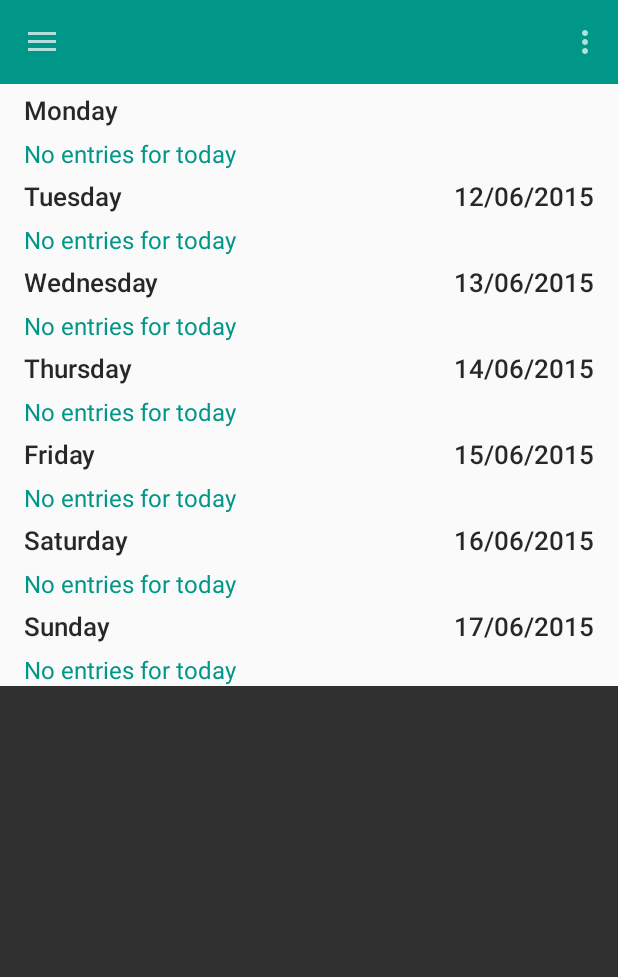
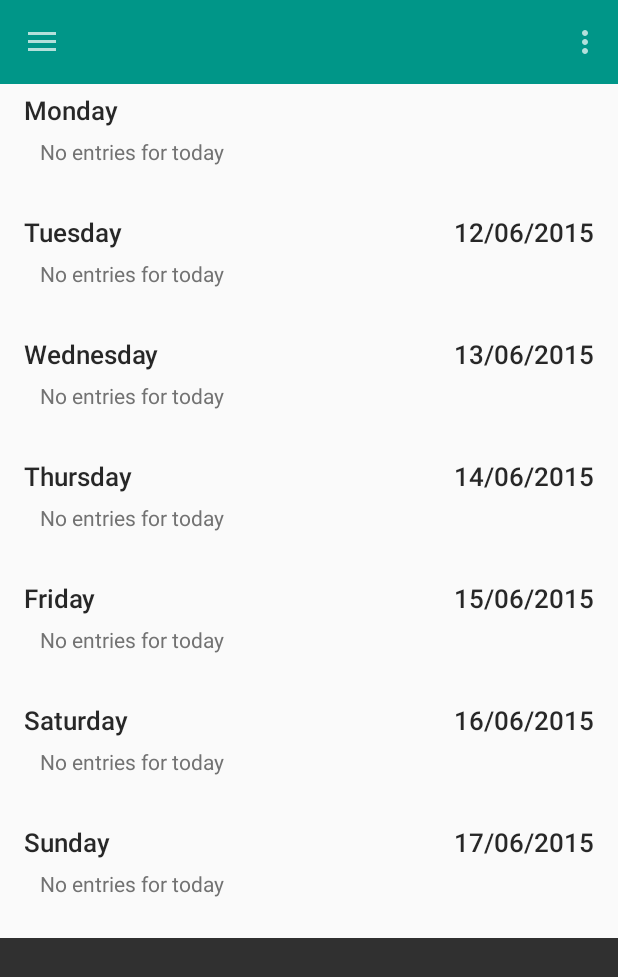
Before and after one commit to farsidesoul/TimesheetMe, an Android app: the fragment WeeklyEntryViewPagerFragment placed in its activity, on a phone screen of 412 x 824 dp. Shown: the top 977 px of the screen. Run offline under Robolectric (Android 15) with nearby library versions, the phone set to English and light mode, and no system bars; libraries missing offline, so code that uses them is left out: com.daimajia.swipe, com.github.clans.fab; 10 statements that could not run were skipped.

Commit message:
Added: Extra height under each day view to space it out better

```diff
--- a/app/src/main/java/au/com/bfbapps/timesheetme/adapters/WeeklyEntryRecyclerViewAdapter.java
+++ b/app/src/main/java/au/com/bfbapps/timesheetme/adapters/WeeklyEntryRecyclerViewAdapter.java
@@ -6,6 +6,7 @@ import android.support.v7.widget.RecyclerView;
 import android.util.AttributeSet;
 import android.util.Log;
 import android.util.TypedValue;
+import android.view.Gravity;
 import android.view.LayoutInflater;
 import android.view.View;
 import android.view.ViewGroup;
@@ -57,14 +58,11 @@ public class WeeklyEntryRecyclerViewAdapter extends RecyclerView.Adapter<WeeklyE
 		// This works for setting the job layout.
 		// Inside this we need to create each view dynamically
 		// We can then put the views into the layout in the order required.
-		RelativeLayout.LayoutParams jobTaskHourparams = new RelativeLayout.LayoutParams(ViewGroup.LayoutParams.WRAP_CONTENT, ViewGroup.LayoutParams.WRAP_CONTENT);
-		jobTaskHourparams.addRule(RelativeLayout.ALIGN_PARENT_END);
-
-
-		RelativeLayout.LayoutParams taskNameParams = new RelativeLayout.LayoutParams(ViewGroup.LayoutParams.WRAP_CONTENT, ViewGroup.LayoutParams.WRAP_CONTENT);
-		taskNameParams.setMargins(20, 0, 0, 0);
+		RelativeLayout.LayoutParams jobTaskHourParams = new RelativeLayout.LayoutParams(ViewGroup.LayoutParams.MATCH_PARENT, ViewGroup.LayoutParams.WRAP_CONTENT);
+		jobTaskHourParams.addRule(RelativeLayout.ALIGN_PARENT_END);
 
 		LinearLayout dayLayout = new LinearLayout(mContext);
+		LinearLayout.LayoutParams dayLayoutParams = new LinearLayout.LayoutParams(ViewGroup.LayoutParams.MATCH_PARENT, ViewGroup.LayoutParams.WRAP_CONTENT);
 		dayLayout.setOrientation(LinearLayout.VERTICAL);
 
 		List<Long> jobList = new ArrayList<>();
@@ -78,11 +76,12 @@ public class WeeklyEntryRecyclerViewAdapter extends RecyclerView.Adapter<WeeklyE
 				TextView jobName = new TextView(mContext);
 				jobName.setText(entry.getJob().getJobName());
 				jobName.setTextSize(TypedValue.COMPLEX_UNIT_SP, 16);
-				jobName.setTextColor(mContext.getResources().getColor(R.color.primaryColor));
+				jobName.setTextColor(mContext.getResources().getColor(R.color.primaryText));
 
 				TextView hours = new TextView(mContext);
 				hours.setTextSize(TypedValue.COMPLEX_UNIT_SP, 16);
-				hours.setTextColor(mContext.getResources().getColor(R.color.primaryColor));
+				hours.setTextColor(mContext.getResources().getColor(R.color.primaryText));
+				hours.setGravity(Gravity.END);
 
 
 				double totalHours = 0;
@@ -93,15 +92,17 @@ public class WeeklyEntryRecyclerViewAdapter extends RecyclerView.Adapter<WeeklyE
 						TextView task = new TextView(mContext);
 						task.setText(currentItem.getEntries().get(i).getTask().getTaskName());
 						task.setTextSize(TypedValue.COMPLEX_UNIT_SP, 14);
-						task.setTextColor(mContext.getResources().getColor(R.color.primaryColor));
+						task.setTextColor(mContext.getResources().getColor(R.color.secondaryText));
+						task.setPadding(16, 0, 16, 0);
 
 						TextView taskHours = new TextView(mContext);
 						taskHours.setText(String.format("%.2f", currentItem.getEntries().get(i).getTotalHoursWorked()));
 						taskHours.setTextSize(TypedValue.COMPLEX_UNIT_SP, 14);
-						taskHours.setTextColor(mContext.getResources().getColor(R.color.primaryColor));
+						taskHours.setTextColor(mContext.getResources().getColor(R.color.secondaryText));
+						taskHours.setGravity(Gravity.END);
 
-						taskLayout.addView(task, taskNameParams);
-						taskLayout.addView(taskHours, jobTaskHourparams);
+						taskLayout.addView(task);
+						taskLayout.addView(taskHours, jobTaskHourParams);
 
 						taskViewList.add(taskLayout);
 						totalHours += currentItem.getEntries().get(i).getTotalHoursWorked();
@@ -111,7 +112,7 @@ public class WeeklyEntryRecyclerViewAdapter extends RecyclerView.Adapter<WeeklyE
 				hours.setText(String.format("%.2f", totalHours));
 				// Add the job name and hours to the view
 				jobLayout.addView(jobName);
-				jobLayout.addView(hours, jobTaskHourparams);
+				jobLayout.addView(hours, jobTaskHourParams);
 				dayLayout.addView(jobLayout);
 				for(View v : taskViewList){
 					Log.d("TASK", "Inflated Task");
@@ -123,11 +124,19 @@ public class WeeklyEntryRecyclerViewAdapter extends RecyclerView.Adapter<WeeklyE
 		if(jobList.isEmpty()){
 			TextView noJobsOnDay = new TextView(mContext);
 			noJobsOnDay.setText("No entries for today");
-			noJobsOnDay.setTextSize(TypedValue.COMPLEX_UNIT_SP, 16);
-			noJobsOnDay.setTextColor(mContext.getResources().getColor(R.color.primaryColor));
+			noJobsOnDay.setTextSize(TypedValue.COMPLEX_UNIT_SP, 14);
+			noJobsOnDay.setTextColor(mContext.getResources().getColor(R.color.secondaryText));
+			noJobsOnDay.setPadding(16, 0, 16, 0);
 			dayLayout.addView(noJobsOnDay);
 		}
-		holder.entryLayout.addView(dayLayout);
+
+		// Add an empty view to add some spacing
+		View blankView = new View(mContext);
+		blankView.setMinimumHeight(40);
+
+		holder.entryLayout.addView(dayLayout, dayLayoutParams);
+		holder.entryLayout.addView(blankView);
+
 	}
 
 	@Override
```
